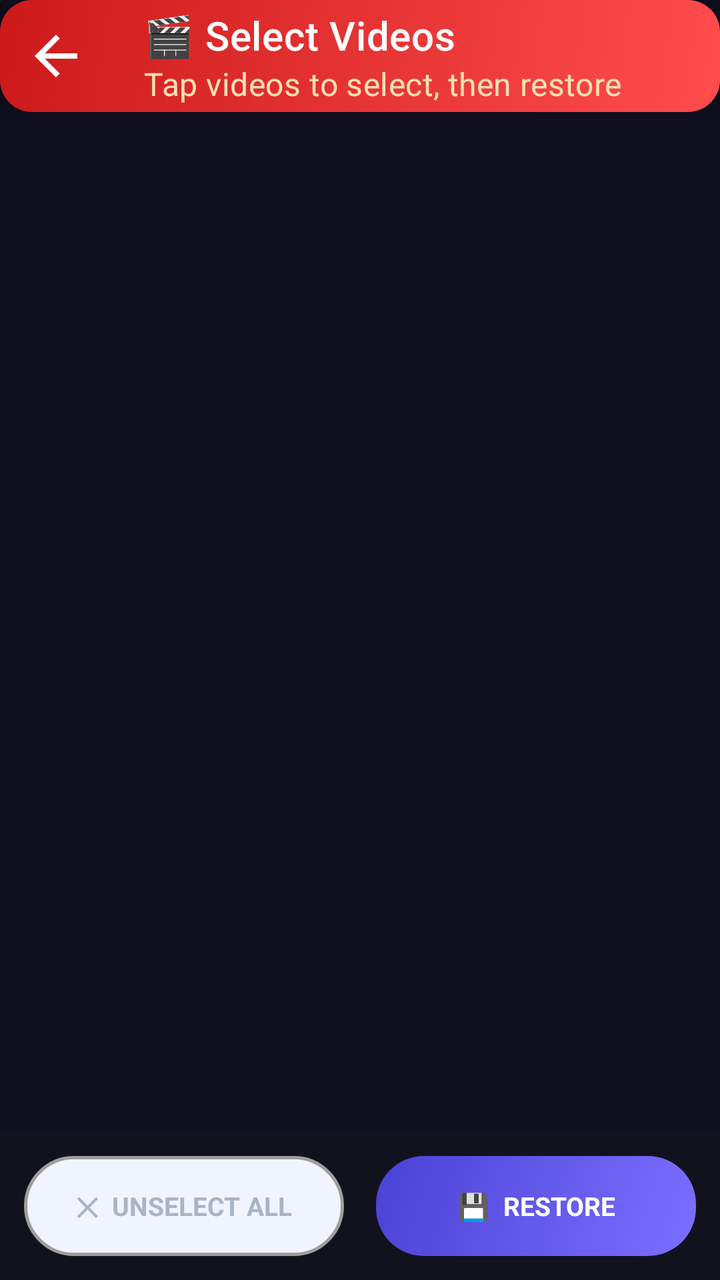
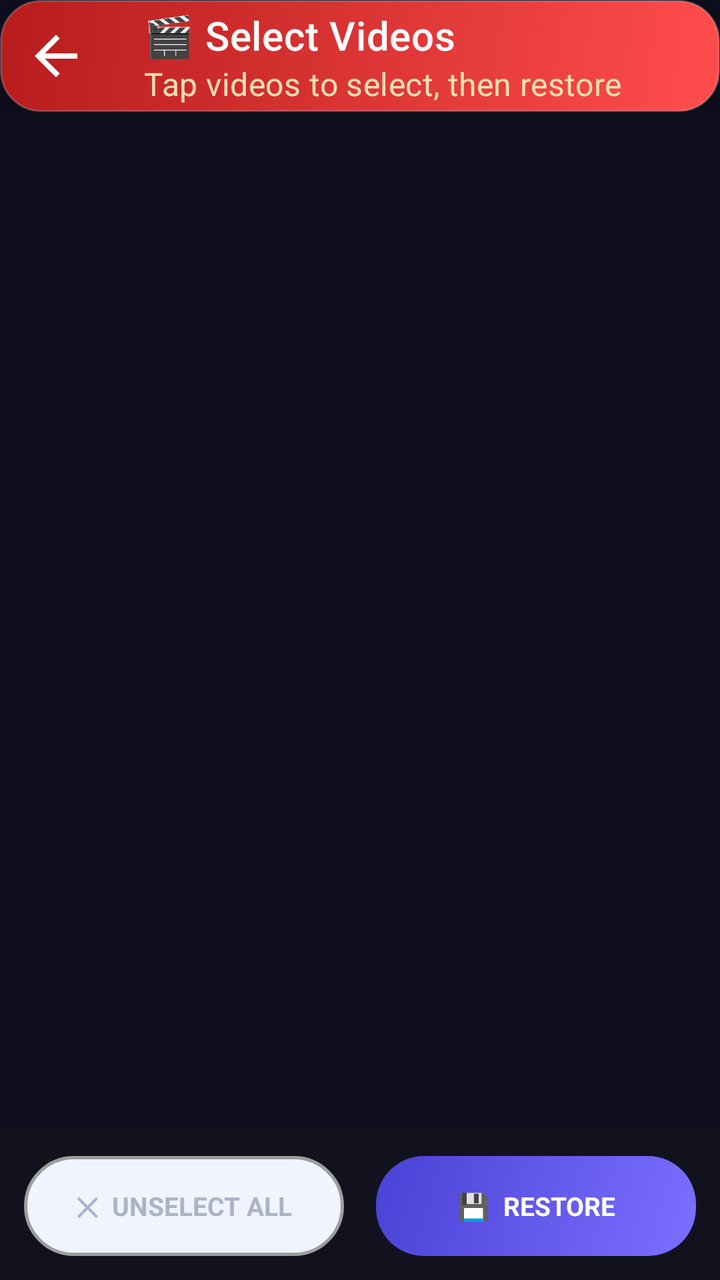

An Android layout rendered at two revisions. The XML below is the earlier revision; the diff shows what the commit changed to produce the second picture.
<!-- AndroidManifest.xml: application theme Theme.PhotoRecoveryNew -->
<!-- res/layout/activity_video.xml -->
<?xml version="1.0" encoding="utf-8"?>
<RelativeLayout xmlns:android="http://schemas.android.com/apk/res/android"
    xmlns:app="http://schemas.android.com/apk/res-auto"
    xmlns:tools="http://schemas.android.com/tools"
    android:layout_width="match_parent"
    android:layout_height="match_parent"
    android:background="@color/colorBackground"
    tools:context=".activity.VideoActivity">

    
    <com.google.android.material.appbar.AppBarLayout
        android:id="@+id/appbar"
        android:layout_width="match_parent"
        android:layout_height="wrap_content"
        android:background="@drawable/bg_card_videos"
        android:elevation="6dp">

        <com.google.android.material.appbar.MaterialToolbar
            android:id="@+id/toolBar"
            android:layout_width="match_parent"
            android:layout_height="?attr/actionBarSize"
            android:background="@android:color/transparent"
            app:navigationIcon="@drawable/ic_back_white"
            app:title="🎬 Select Videos"
            app:subtitle="Tap videos to select, then restore"
            app:titleTextColor="@color/white"
            app:subtitleTextColor="#FFE0B2" />
    </com.google.android.material.appbar.AppBarLayout>

    <androidx.recyclerview.widget.RecyclerView
        android:id="@+id/gv_folder"
        android:layout_width="match_parent"
        android:layout_height="match_parent"
        android:layout_below="@id/appbar"
        android:layout_above="@id/bottomBar"
        android:clipToPadding="false"
        android:padding="4dp"
        android:scrollbars="vertical"
        app:layoutManager="androidx.recyclerview.widget.GridLayoutManager"
        app:spanCount="3"/>

    <LinearLayout
        android:id="@+id/bottomBar"
        android:layout_width="match_parent"
        android:layout_height="wrap_content"
        android:layout_above="@id/adsView"
        android:orientation="horizontal"
        android:background="@drawable/bg_bottom_bar"
        android:elevation="16dp"
        android:padding="12dp"
        android:gravity="center_vertical"
        android:weightSum="2">

        <TextView
            android:id="@+id/btnUnchecked"
            android:layout_width="0dp"
            android:layout_height="50dp"
            android:layout_weight="1"
            android:layout_marginEnd="8dp"
            android:background="@drawable/bg_btn_unselect"
            android:clickable="true"
            android:focusable="true"
            android:foreground="?attr/selectableItemBackground"
            android:gravity="center"
            android:text="✕  UNSELECT ALL"
            android:textColor="@color/colorTextSecondary"
            android:textSize="13sp"
            android:textStyle="bold"/>

        <TextView
            android:id="@+id/btnRestore"
            android:layout_width="0dp"
            android:layout_height="50dp"
            android:layout_weight="1"
            android:layout_marginStart="8dp"
            android:background="@drawable/bg_btn_restore"
            android:clickable="true"
            android:focusable="true"
            android:foreground="?attr/selectableItemBackground"
            android:gravity="center"
            android:text="💾  RESTORE"
            android:textColor="@color/white"
            android:textSize="13sp"
            android:textStyle="bold"/>
    </LinearLayout>

    <FrameLayout
        android:id="@+id/adsView"
        android:layout_width="match_parent"
        android:layout_height="wrap_content"
        android:layout_alignParentBottom="true"
        android:background="@color/colorSurface"/>

</RelativeLayout>
<!-- resources referenced by this layout -->
<resources>
  <color name="colorBackground">#0F0F1E</color>
  <color name="colorSurface">#1A1A2E</color>
  <color name="colorTextSecondary">#AAB4C8</color>
  <color name="white">#FFFFFFFF</color>
  <!-- drawable bg_bottom_bar (drawable) -->
  <?xml version="1.0" encoding="utf-8"?>
  <shape xmlns:android="http://schemas.android.com/apk/res/android"
      android:shape="rectangle">
      <solid android:color="#12121F"/>
      <corners android:topLeftRadius="0dp" android:topRightRadius="0dp"/>
  </shape>
  <!-- drawable bg_btn_restore (drawable) -->
  <?xml version="1.0" encoding="utf-8"?>
  <shape xmlns:android="http://schemas.android.com/apk/res/android"
      android:shape="rectangle">
      <gradient
          android:startColor="#7B6FFF"
          android:endColor="#4A42D6"
          android:angle="135"/>
      <corners android:radius="24dp"/>
  </shape>
  <!-- drawable bg_btn_unselect (drawable) -->
  <?xml version="1.0" encoding="utf-8"?>
  <shape xmlns:android="http://schemas.android.com/apk/res/android"
      android:shape="rectangle">
      <solid android:color="#F0F4FF"/>
      <corners android:radius="28dp"/>
      <stroke android:width="1.5dp" android:color="#9E9E9E"/>
  </shape>
  <!-- drawable bg_card_videos (drawable) -->
  <?xml version="1.0" encoding="utf-8"?>
  <shape xmlns:android="http://schemas.android.com/apk/res/android"
      android:shape="rectangle">
      <gradient
          android:startColor="#FF4D4D"
          android:endColor="#CC1A1A"
          android:angle="135"/>
      <corners android:radius="16dp"/>
  </shape>
  <!-- drawable ic_back_white (drawable) -->
  <?xml version="1.0" encoding="utf-8"?>
  <vector xmlns:android="http://schemas.android.com/apk/res/android"
      android:width="32dp"
      android:height="32dp"
      android:viewportWidth="24"
      android:viewportHeight="24">
      <path
          android:fillColor="#FFFFFF"
          android:pathData="M20,11H7.83l5.59,-5.59L12,4l-8,8 8,8 1.41,-1.41L7.83,13H20v-2z"/>
  </vector>
  <style name="Theme.PhotoRecoveryNew" parent="Theme.MaterialComponents.NoActionBar">
          <item name="colorPrimary">@color/colorPrimary</item>
          <item name="colorPrimaryVariant">@color/colorPrimaryDark</item>
          <item name="colorOnPrimary">@color/white</item>
          <item name="colorSecondary">@color/colorSecondary</item>
          <item name="colorOnSecondary">@color/white</item>
          <item name="android:windowBackground">@color/colorBackground</item>
          <item name="android:statusBarColor" tools:targetApi="l">@color/colorBackground</item>
          <item name="android:navigationBarColor">@color/colorNavBackground</item>
          <item name="android:windowLightStatusBar" tools:targetApi="m">false</item>
      </style>
  <color name="colorPrimary">#7B6FFF</color>
  <color name="colorPrimaryDark">#5A4FE0</color>
  <color name="colorSecondary">#00D4AA</color>
  <color name="colorNavBackground">#12121F</color>
</resources>

<!-- the commit's change to res/layout/activity_video.xml (unified diff, before → after) -->
@@ -5,6 +5,7 @@
     android:layout_width="match_parent"
     android:layout_height="match_parent"
     android:background="@color/colorBackground"
+    android:fitsSystemWindows="true"
     tools:context=".activity.VideoActivity">
 
     
<!-- resource entries referenced after the edit -->
@@ -35,9 +35,12 @@
       android:shape="rectangle">
       <gradient
           android:startColor="#FF4D4D"
-          android:endColor="#CC1A1A"
+          android:endColor="#B71C1C"
           android:angle="135"/>
-      <corners android:radius="16dp"/>
+      <corners android:radius="20dp"/>
+      <stroke
+          android:width="1dp"
+          android:color="#33FFFFFF"/>
   </shape>
   <!-- drawable ic_back_white (drawable) -->
   <?xml version="1.0" encoding="utf-8"?>
